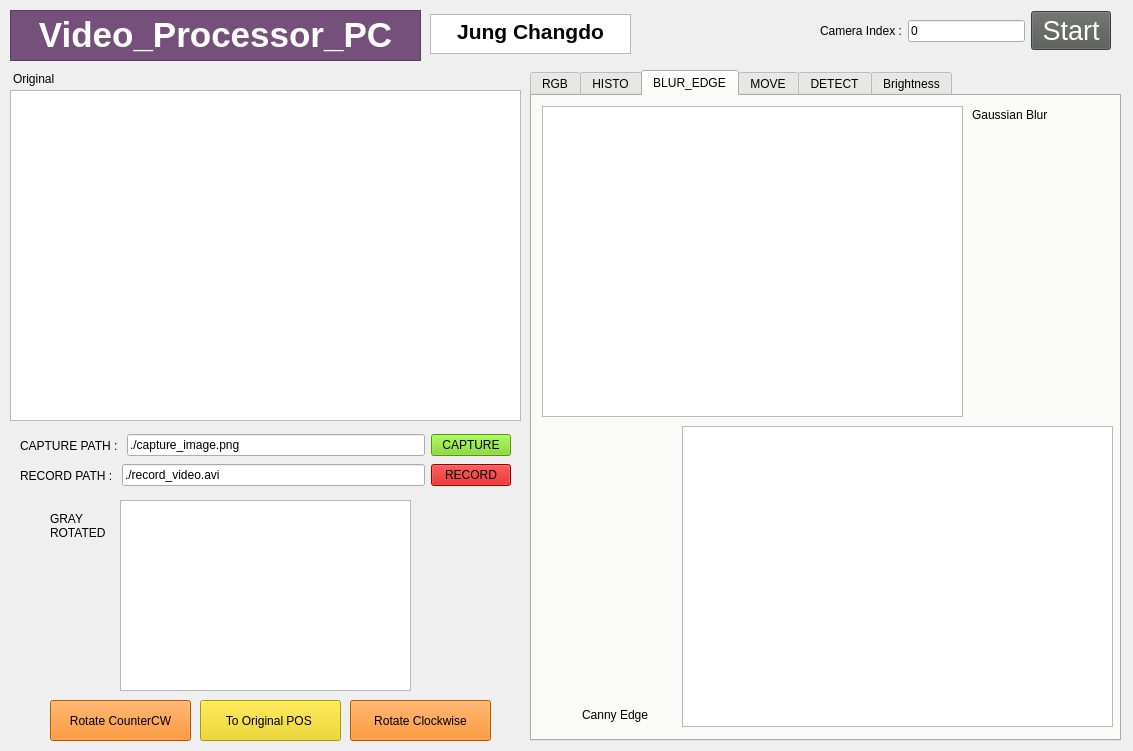
This is mainwindow.ui in metalnom/Cpp_VideoProcessorPC as Qt 5 draws it before an edit. The edited form follows.
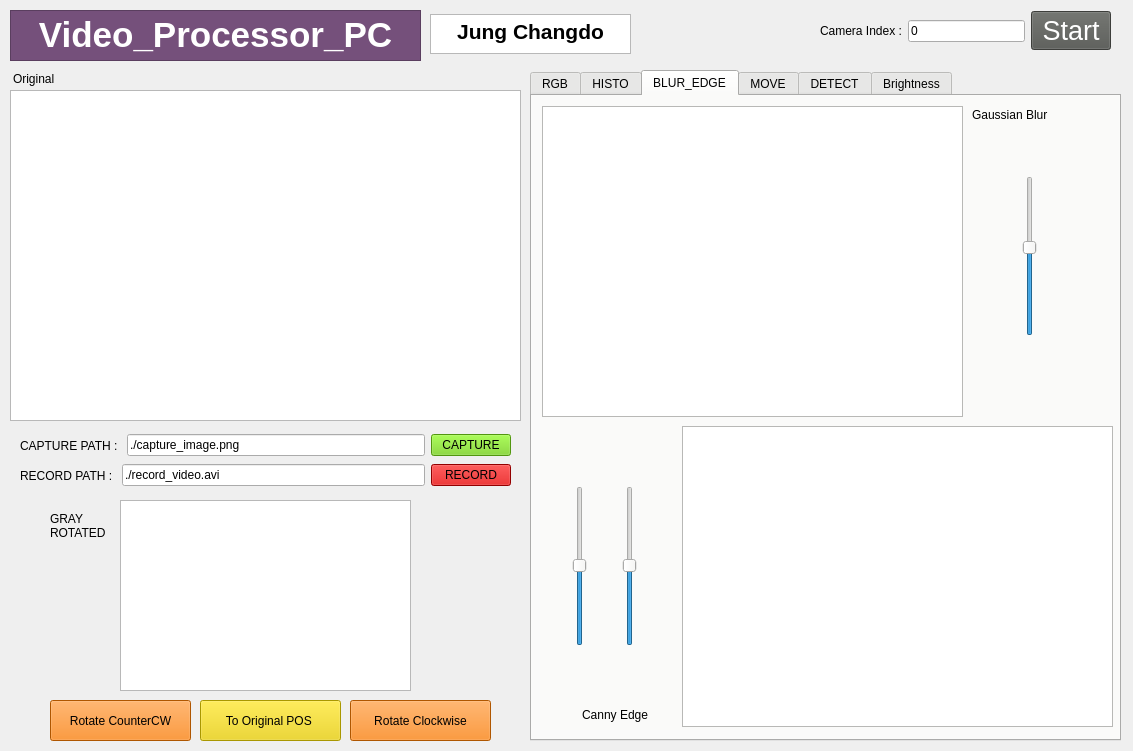
This is the edited form. The open tabs and pages were chosen to show the change.

What changed in the file:
```diff
--- a/mainwindow.ui
+++ b/mainwindow.ui
@@ -827,6 +827,63 @@
        <string>Canny Edge</string>
       </property>
      </widget>
+     <widget class="QSlider" name="BlurSlider">
+      <property name="geometry">
+       <rect>
+        <x>490</x>
+        <y>80</y>
+        <width>16</width>
+        <height>160</height>
+       </rect>
+      </property>
+      <property name="sliderPosition">
+       <number>55</number>
+      </property>
+      <property name="orientation">
+       <enum>Qt::Vertical</enum>
+      </property>
+     </widget>
+     <widget class="QSlider" name="EdgeSlider_1">
+      <property name="geometry">
+       <rect>
+        <x>40</x>
+        <y>390</y>
+        <width>16</width>
+        <height>160</height>
+       </rect>
+      </property>
+      <property name="maximum">
+       <number>127</number>
+      </property>
+      <property name="sliderPosition">
+       <number>64</number>
+      </property>
+      <property name="orientation">
+       <enum>Qt::Vertical</enum>
+      </property>
+     </widget>
+     <widget class="QSlider" name="EdgeSlider_2">
+      <property name="geometry">
+       <rect>
+        <x>90</x>
+        <y>390</y>
+        <width>16</width>
+        <height>160</height>
+       </rect>
+      </property>
+      <property name="minimum">
+       <number>128</number>
+      </property>
+      <property name="maximum">
+       <number>255</number>
+      </property>
+      <property name="sliderPosition">
+       <number>192</number>
+      </property>
+      <property name="orientation">
+       <enum>Qt::Vertical</enum>
+      </property>
+     </widget>
     </widget>
     <widget class="QWidget" name="tab_MOVE">
      <attribute name="title">
```
Left out of the diff: 2 changed lines with no effect on the pictures.
